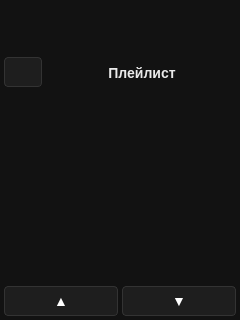
Qt form res/ui/PlaylistWindow.ui (kelpi-e/Raspberry-Pi-player) before a commit.
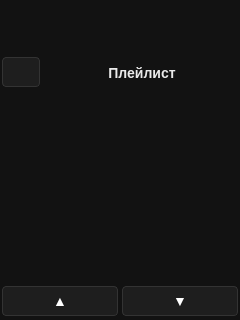
The same form after that commit. Icons and pictures are not drawn.

What changed in the file:
```diff
--- a/res/ui/PlaylistWindow.ui
+++ b/res/ui/PlaylistWindow.ui
@@ -77,8 +77,8 @@
 
         <layout class="QVBoxLayout" name="vMain">
             <property name="spacing"><number>4</number></property>
-            <property name="leftMargin"><number>4</number></property>
-            <property name="rightMargin"><number>4</number></property>
+            <property name="leftMargin"><number>2</number></property>
+            <property name="rightMargin"><number>2</number></property>
             <property name="topMargin"><number>4</number></property>
             <property name="bottomMargin"><number>4</number></property>
 
```
